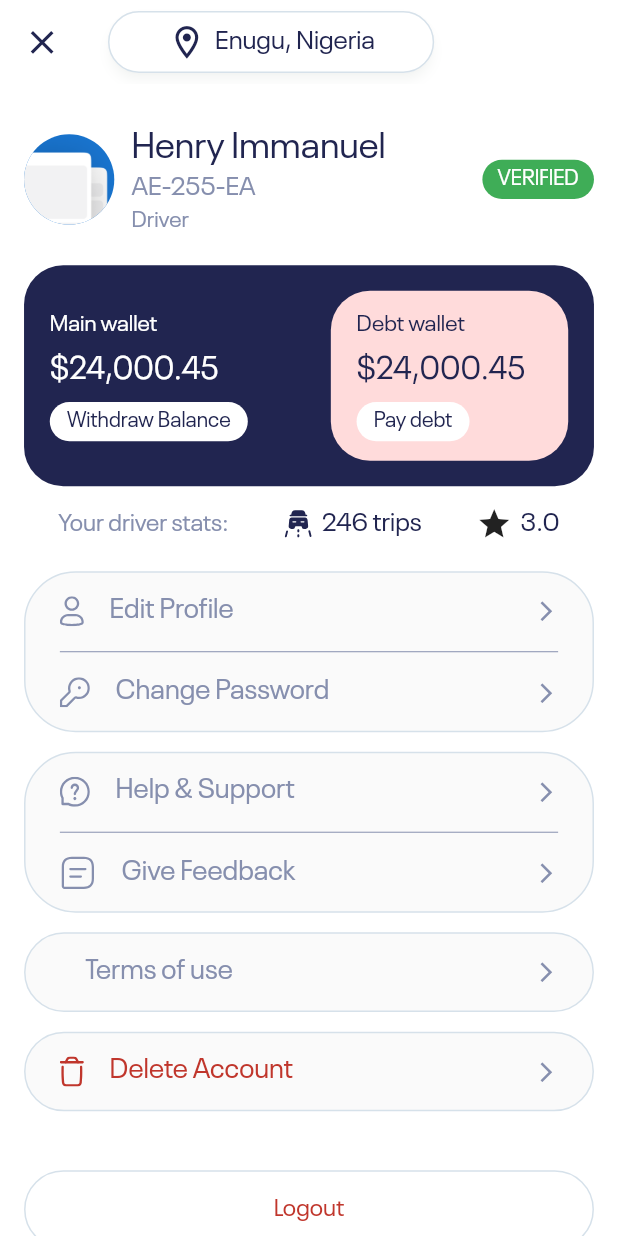
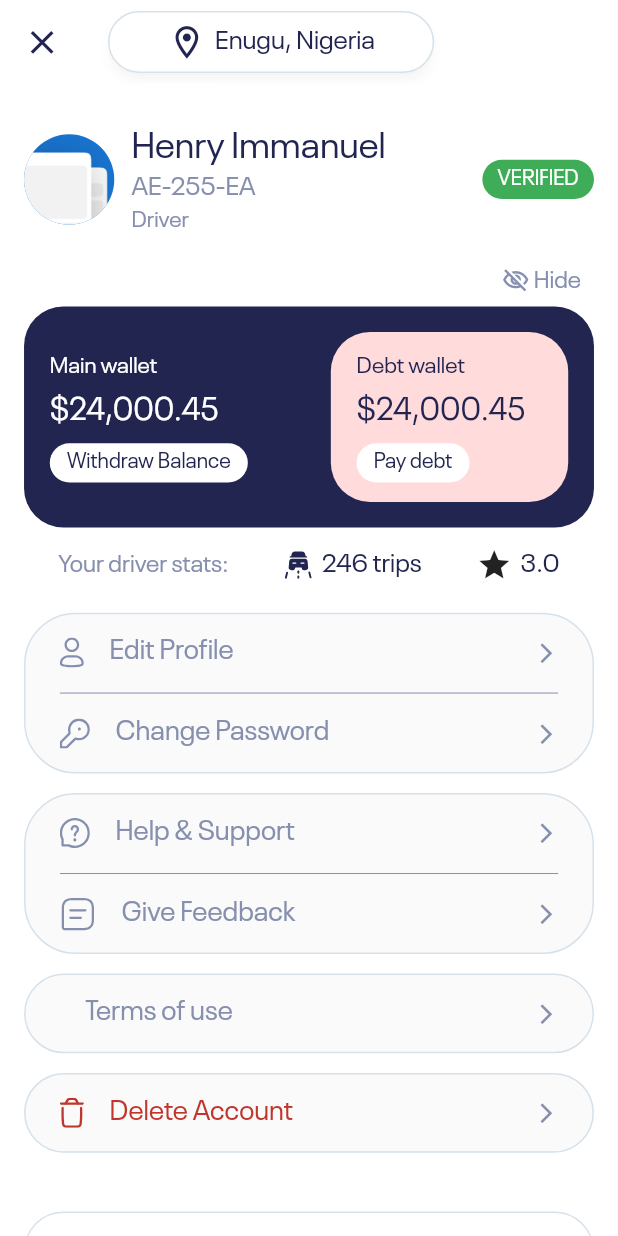
Before and after one commit to AchizuePriscilla/aquayar-driver, a Flutter app: the HomeView screen opened by its route, on a phone screen of 412 x 824 dp. Run offline on Flutter 3.47's test engine with Material 2 defaults, Android fonts, the phone set to English and light mode, and no system bars; our stand-ins replace flutter_screenutil, flutter_secure_storage, flutter_svg, get_it, mask_text_input_formatter, pin_code_fields and 1 more; accounts and stored records are empty.

```diff
--- a/lib/shared/palette.dart
+++ b/lib/shared/palette.dart
@@ -9,6 +9,7 @@ class Palette {
   static const firstGradientBlue = Color(0xff61C7F9);
   static const secondGradientBlue = Color(0xff0579CE);
   static const green = Color(0xff3FAD57);
+  static const darkGreen = Color(0xff4F8000);
   static const orange = Color(0xffF79009);
   static const offWhite = Color(0xffFAFAFA);
   static const red = Color(0xffC0362C);
--- a/lib/shared/password_visibility_icon.dart
+++ b/lib/shared/password_visibility_icon.dart
@@ -5,12 +5,16 @@ import 'package:flutter_screenutil/flutter_screenutil.dart';
 class PasswordVisibilityIcon extends StatelessWidget {
   final VoidCallback onPressed;
   final bool value;
+  final Color? color;
+  final double? size;
 
-  const PasswordVisibilityIcon({
-    Key? key,
-    required this.onPressed,
-    this.value = false,
-  }) : super(key: key);
+  const PasswordVisibilityIcon(
+      {Key? key,
+      required this.onPressed,
+      this.value = false,
+      this.color,
+      this.size})
+      : super(key: key);
 
   @override
   Widget build(BuildContext context) {
@@ -18,8 +22,8 @@ class PasswordVisibilityIcon extends StatelessWidget {
       onTap: onPressed,
       child: Icon(
         value ? Icons.visibility_outlined : Icons.visibility_off_outlined,
-        color: Palette.aquayarBlack,
-        size: 20.w,
+        color: color ?? Palette.aquayarBlack,
+        size: size ?? 20.w,
       ),
     );
   }
--- a/lib/utils/constants.dart
+++ b/lib/utils/constants.dart
@@ -14,3 +14,4 @@ const mediaUploadViewRoute = 'media-upload-view';
 const verificationUnderReviewRoute = 'verification-under-review-view';
 const editProfileViewRoute = 'edit-profile-view';
 const changePasswordViewRoute = 'change-password-view';
+const orderViewRoute = 'order-view';
--- a/lib/utils/route_generator.dart
+++ b/lib/utils/route_generator.dart
@@ -29,6 +29,8 @@ class RouteGenerator {
         return _getPageRoute(const EditProfileView());
       case changePasswordViewRoute:
         return _getPageRoute(const ChangePasswordView());
+      case orderViewRoute:
+        return _getPageRoute(const OrderView());
       case mediaUploadViewRoute:
           final mediaUploadArgs = settings.arguments;
 
--- a/lib/utils/text_styles.dart
+++ b/lib/utils/text_styles.dart
@@ -1,7 +1,5 @@
 import 'package:aquayar_driver/shared/shared.dart';
 import 'package:flutter/material.dart';
-import 'package:flutter_screenutil/flutter_screenutil.dart';
-
 class AquayarTextStyles {
   static TextStyle h1 = TextStyle(
     fontWeight: FontWeight.w400,
--- a/lib/views/home/home_view.dart
+++ b/lib/views/home/home_view.dart
@@ -12,6 +12,13 @@ class HomeView extends StatefulWidget {
 }
 
 class _HomeViewState extends State<HomeView> {
+  bool _isWalletVisible = true;
+  void toggleVisibility() {
+    setState(() {
+      _isWalletVisible = !_isWalletVisible;
+    });
+  }
+
   @override
   Widget build(BuildContext context) {
     return ResponsiveWidget(
@@ -110,9 +117,42 @@ class _HomeViewState extends State<HomeView> {
                   const CustomSpacer(
                     flex: 3,
                   ),
-                  Container(
-                    padding:
-                        EdgeInsets.symmetric(horizontal: 15.w, vertical: 13.h),
+                  InkWell(
+                    onTap: () {
+                      toggleVisibility();
+                    },
+                    child: Row(
+                      mainAxisAlignment: MainAxisAlignment.end,
+                      children: [
+                        PasswordVisibilityIcon(
+                          onPressed: () {},
+                          color: Palette.aquayarGrey,
+                          value: !_isWalletVisible,
+                          size: 14.h,
+                        ),
+                        const CustomSpacer(
+                          flex: .5,
+                          horizontal: true,
+                        ),
+                        Text(
+                          _isWalletVisible ? "Hide   " : "Show    ",
+                          style: TextStyle(
+                              color: Palette.aquayarGrey, fontSize: 14.sp),
+                        )
+                      ],
+                    ),
+                  ),
+                  const CustomSpacer(
+                    flex: 1,
+                  ),
+                  if (_isWalletVisible)
+                    InkWell(
+                      onTap: () {
+                        Navigator.pushNamed(context, orderViewRoute);
+                      },
+                      child: Container(
+                        padding: EdgeInsets.symmetric(
+                            horizontal: 15.w, vertical: 13.h),
                         decoration: BoxDecoration(
                             color: Palette.aquayarBlack,
                             borderRadius: BorderRadius.circular(20.h)),
@@ -125,7 +165,8 @@ class _HomeViewState extends State<HomeView> {
                                 Text(
                                   "Main wallet",
                                   style: TextStyle(
-                                  fontSize: 13.sp, color: Palette.aquayarWhite),
+                                      fontSize: 13.sp,
+                                      color: Palette.aquayarWhite),
                                 ),
                                 const CustomSpacer(
                                   flex: 1,
@@ -133,21 +174,25 @@ class _HomeViewState extends State<HomeView> {
                                 Text(
                                   "\$24,000.45",
                                   style: TextStyle(
-                                  fontSize: 18.sp, color: Palette.aquayarWhite),
+                                      fontSize: 18.sp,
+                                      color: Palette.aquayarWhite),
                                 ),
                                 const CustomSpacer(
                                   flex: 1,
                                 ),
                                 Container(
                                   height: 20.h,
-                              padding: EdgeInsets.symmetric(horizontal: 10.w),
+                                  padding:
+                                      EdgeInsets.symmetric(horizontal: 10.w),
                                   decoration: BoxDecoration(
                                       color: Palette.aquayarWhite,
-                                  borderRadius: BorderRadius.circular(20.w)),
+                                      borderRadius:
+                                          BorderRadius.circular(20.w)),
                                   child: const Center(
                                       child: Text(
                                     "Withdraw Balance",
-                                style: TextStyle(color: Palette.aquayarBlack),
+                                    style:
+                                        TextStyle(color: Palette.aquayarBlack),
                                   )),
                                 )
                               ],
@@ -155,7 +200,10 @@ class _HomeViewState extends State<HomeView> {
                             const Spacer(),
                             Container(
                               padding: EdgeInsets.only(
-                              left: 15.w, top: 10.h, bottom: 10.h, right: 25.w),
+                                  left: 15.w,
+                                  top: 10.h,
+                                  bottom: 10.h,
+                                  right: 25.w),
                               decoration: BoxDecoration(
                                   color: const Color(0xffFFDBDB),
                                   borderRadius: BorderRadius.circular(20.h)),
@@ -183,20 +231,24 @@ class _HomeViewState extends State<HomeView> {
                                   ),
                                   Container(
                                     height: 20.h,
-                                padding: EdgeInsets.symmetric(horizontal: 10.w),
+                                    padding:
+                                        EdgeInsets.symmetric(horizontal: 10.w),
                                     decoration: BoxDecoration(
                                         color: Palette.aquayarWhite,
-                                    borderRadius: BorderRadius.circular(20.w)),
+                                        borderRadius:
+                                            BorderRadius.circular(20.w)),
                                     child: const Center(
                                         child: Text(
                                       "Pay debt",
-                                  style: TextStyle(color: Palette.aquayarBlack),
+                                      style: TextStyle(
+                                          color: Palette.aquayarBlack),
                                     )),
                                   )
                                 ],
                               ),
                             )
                           ],
+                        ),
                       ),
                     ),
                   const CustomSpacer(
--- a/lib/views/sign_up/code_verification_view.dart
+++ b/lib/views/sign_up/code_verification_view.dart
@@ -1,7 +1,6 @@
 import 'dart:async';
 
 import 'package:aquayar_driver/shared/shared.dart';
-import 'package:aquayar_driver/utils/constants.dart';
 import 'package:aquayar_driver/utils/text_styles.dart';
 import 'package:flutter/material.dart';
 import 'package:flutter_svg/svg.dart';
--- a/lib/views/sign_up/media_upload_view.dart
+++ b/lib/views/sign_up/media_upload_view.dart
@@ -1,6 +1,5 @@
 import 'package:aquayar_driver/navigation/media_upload_arg.dart';
 import 'package:aquayar_driver/shared/shared.dart';
-import 'package:aquayar_driver/utils/constants.dart';
 import 'package:aquayar_driver/utils/text_styles.dart';
 import 'package:flutter/material.dart';
 import 'package:flutter_svg/svg.dart';
--- a/lib/views/sign_up/phone_verification_view.dart
+++ b/lib/views/sign_up/phone_verification_view.dart
@@ -1,10 +1,7 @@
-import 'dart:async';
-
 import 'package:aquayar_driver/shared/shared.dart';
 import 'package:aquayar_driver/utils/constants.dart';
 import 'package:aquayar_driver/utils/text_styles.dart';
 import 'package:flutter/material.dart';
-import 'package:pin_code_fields/pin_code_fields.dart';
 
 class PhoneVerificationView extends StatefulWidget {
   const PhoneVerificationView({super.key});
--- a/lib/views/sign_up/sign_up_view.dart
+++ b/lib/views/sign_up/sign_up_view.dart
@@ -383,7 +383,6 @@ class SignUpStepThreeForm extends StatefulWidget {
 class _SignUpStepThreeFormState extends State<SignUpStepThreeForm> {
   @override
   Widget build(BuildContext context) {
-    var signUpVM = context.read<SignUpVM>();
     return Column(
       crossAxisAlignment: CrossAxisAlignment.start,
       children: [
--- a/lib/views/views.dart
+++ b/lib/views/views.dart
@@ -9,3 +9,4 @@ export 'login/login_view.dart';
 export 'home/home_view.dart';
 export 'profile/edit_profile_view.dart';
 export 'change_password/change_password_view.dart';
+export 'order/order_view.dart';
--- a/pubspec.yaml
+++ b/pubspec.yaml
@@ -45,6 +45,7 @@ dependencies:
   mask_text_input_formatter: ^2.5.0
   pin_code_fields: ^8.0.1
   equatable: ^2.0.5
+  google_maps_flutter: ^2.3.0
 
 dev_dependencies:
   flutter_test:
```
Also changed, not shown: lib/views/order/order_view.dart (added, +297 -0 lines), assets/images/location.png (added), assets/svgs/location.svg (added), assets/svgs/money.svg (added), assets/svgs/water_drop.svg (added), 2 other files. Lines whose indentation alone changed are shown as unchanged.
